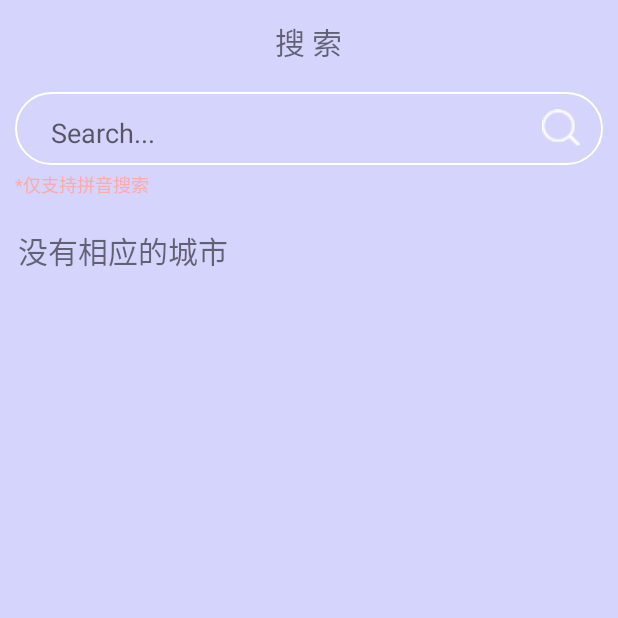
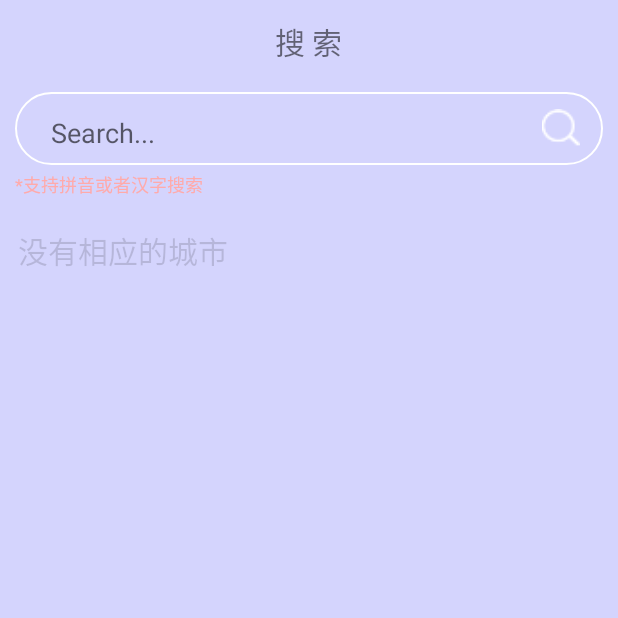
Before and after one commit to c2line/coolweather, an Android app: the SearchActivity screen opened directly, with no data from a screen before it, after a tap on an icon or button, on a phone screen of 412 x 824 dp, the top half of it. Run offline under Robolectric (Android 15) with nearby library versions, the phone set to English and light mode, and no system bars; libraries missing offline, so code that uses them is left out: org.litepal, org.litepal.crud; 2 statements that could not run were skipped.

Commit message:
修改搜索界面的bug，增加汉语搜索功能

```diff
--- a/app/src/main/java/com/c2line/coolweather/activity/SearchActivity.java
+++ b/app/src/main/java/com/c2line/coolweather/activity/SearchActivity.java
@@ -6,6 +6,7 @@ import android.graphics.Color;
 import android.os.Build;
 import android.os.Bundle;
 import android.support.v7.app.AppCompatActivity;
+import android.util.Log;
 import android.view.View;
 import android.widget.EditText;
 import android.widget.ImageButton;
@@ -17,6 +18,7 @@ import com.c2line.coolweather.db.Area;
 import org.litepal.crud.DataSupport;
 
 import java.util.List;
+import java.util.regex.Pattern;
 
 public class SearchActivity extends AppCompatActivity {
 
@@ -46,7 +48,14 @@ public class SearchActivity extends AppCompatActivity {
             @Override
             public void onClick(View view) {
                 showDialog();
-                Area mArea=queryCity();//从数据库中查询城市名字相对应的cityId
+                new Thread(new Runnable() {
+                    @Override
+                    public void run() {
+                        try {
+                            final Area mArea=queryCity();//从数据库中查询城市名字相对应的cityId
+                            runOnUiThread(new Runnable() {
+                                @Override
+                                public void run() {
                                     if(mArea!=null){
                                         dialog.dismiss();
                                         result.setText(mArea.getCity());
@@ -55,8 +64,21 @@ public class SearchActivity extends AppCompatActivity {
                                     }else{
                                         dialog.dismiss();
                                         result.setText("没有相应的城市");
+                                        result.setEnabled(false);
 
                                     }
+                                }
+                            });
+                        } catch (Exception e) {
+                            e.printStackTrace();
+                        }
+
+                    }
+                }).start();
+
+
+
+
             }
         });
 
@@ -74,18 +96,34 @@ public class SearchActivity extends AppCompatActivity {
 
     private Area queryCity() {
         Area result=null;
-        List<Area> areas= DataSupport.where("cityNamePy=?",cityName.getText().toString().trim()).find(Area.class);
+        String cityN=cityName.getText().toString().trim();
+        Pattern patternPinyin=Pattern.compile("[a-zA-Z]");
+        Pattern patternHanzi=Pattern.compile("^[\\u4e00-\\u9fa5]*$");
+        List<Area> areas;
+        Log.i("TAG",cityN);
+        Log.i("TAG",patternPinyin.matcher(cityN).matches()+"");
+        Log.i("TAG",patternHanzi.matcher(cityN).matches()+"");
+        if(patternPinyin.matcher(cityN).matches()){
+            areas= DataSupport.where("cityNamePy=?",cityN).find(Area.class);
             if(areas.size()>0){
                 result=areas.get(0);
+            }
+        }
+        if(patternHanzi.matcher(cityN).matches()){
+            areas= DataSupport.where("city=?",cityN).find(Area.class);
+            if(areas.size()>0){
+                result=areas.get(0);
+            }
         }
         return result;
     }
 
     //显示加载等待
     private  void showDialog(){
-        dialog=new ProgressDialog(this);
+        dialog=new ProgressDialog(SearchActivity.this);
         dialog.setMessage("搜索中...");
-        dialog.setCancelable(false);
+        dialog.setCancelable(true);
+        dialog.setCanceledOnTouchOutside(false);
         dialog.show();
     }
 
@@ -93,6 +131,7 @@ public class SearchActivity extends AppCompatActivity {
         cityName = (EditText) findViewById(R.id.city_name);
         search = (ImageButton) findViewById(R.id.search);
         result = (TextView) findViewById(R.id.search_result);
+
     }
 
 }
--- a/app/src/main/res/layout/activity_search.xml
+++ b/app/src/main/res/layout/activity_search.xml
@@ -66,7 +66,7 @@
         android:layout_width="match_parent"
         android:layout_height="wrap_content"
         android:layout_marginTop="2dp"
-        android:text="*仅支持拼音搜索"
+        android:text="*支持拼音或者汉字搜索"
         android:textSize="12sp"
         android:layout_marginLeft="10dp"
         android:textColor="#faa"/>
```
Also changed, not shown: app/src/main/java/com/c2line/coolweather/activity/WeatherActivity.java (+8 -5 lines). Lines whose indentation alone changed are shown as unchanged.
